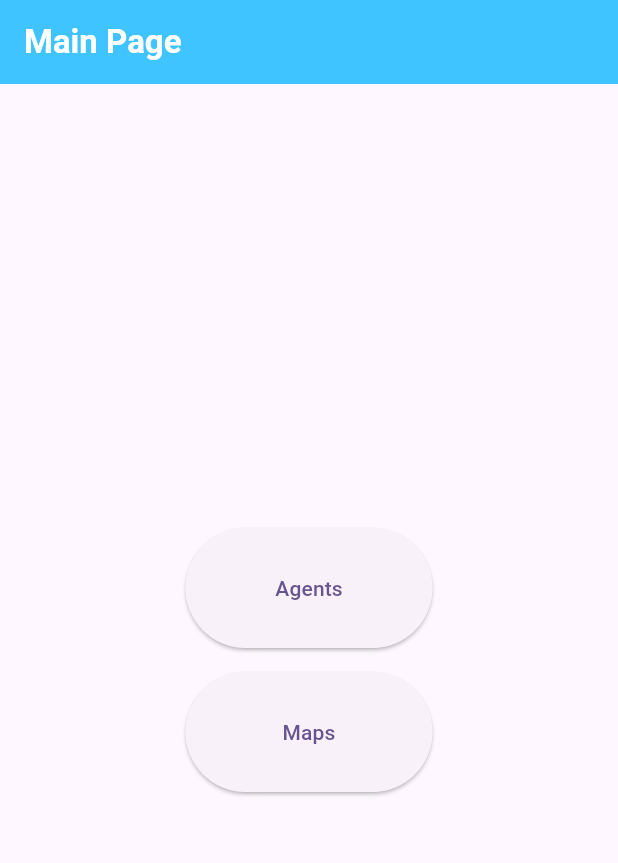
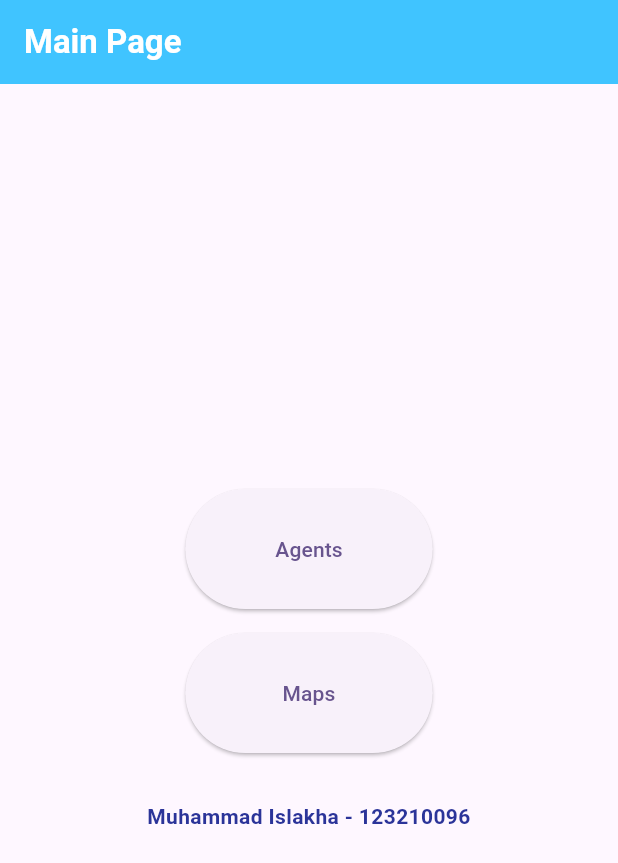
Before and after one commit to lakhatekno/responsi-mobile, a Flutter app: the screen it shows after launch, on a phone screen of 412 x 824 dp. Shown: the top 863 px of the screen. Run offline on Flutter 3.47's test engine with Material 3 defaults, Android fonts, the phone set to English and light mode, and no system bars.

Commit message:
tambah nama di main page

```diff
--- a/lib/view/mainPage.dart
+++ b/lib/view/mainPage.dart
@@ -57,6 +57,15 @@ class MainPage extends StatelessWidget {
                   child: Text("Maps"),
                 ),
               ),
+              SizedBox(height: 32,),
+              const Text(
+                  "Muhammad Islakha - 123210096",
+                  textAlign: TextAlign.center,
+                  style: TextStyle(
+                      fontWeight: FontWeight.bold,
+                      color: Color(0xFF2B3499)
+                  )
+              )
             ],
           ),
         )
```
